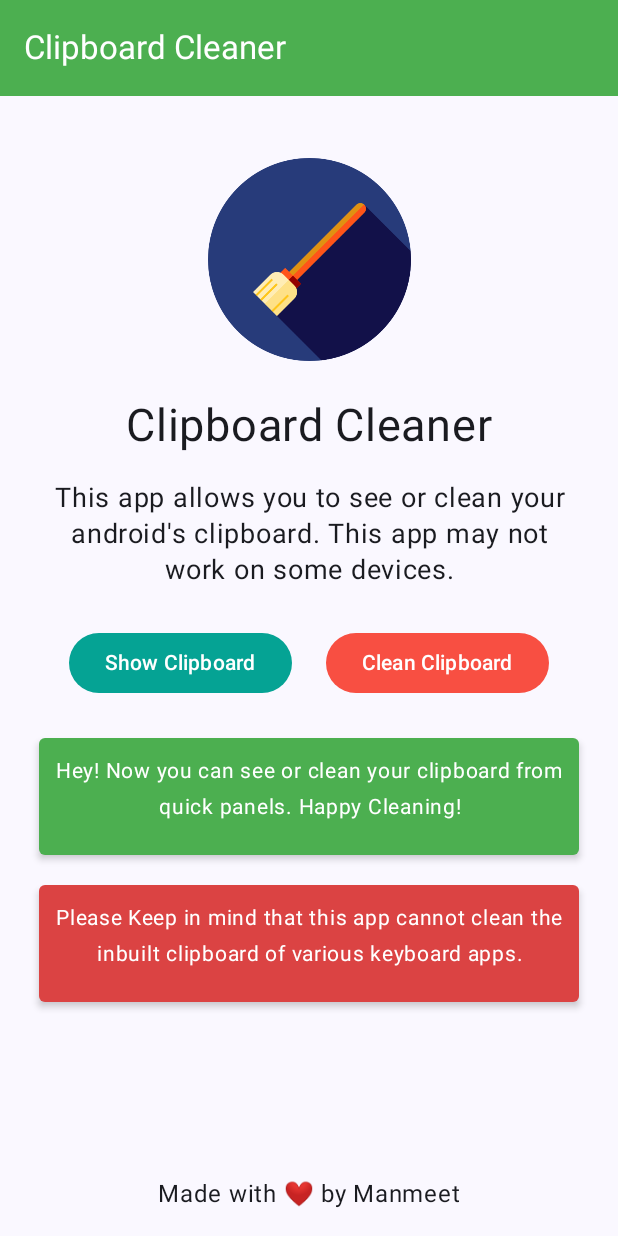
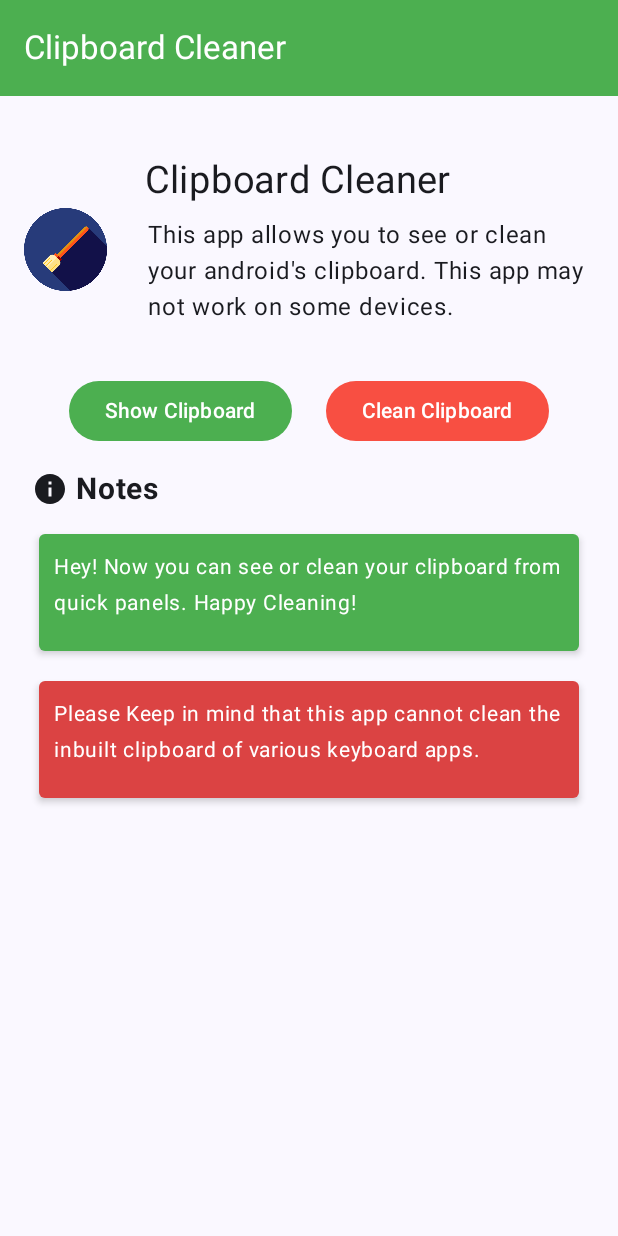
Before and after one commit to thatsmanmeet/Clipboard-Cleaner, an Android app built with Jetpack Compose: the screen it shows after launch (MainActivity), on a phone screen of 412 x 824 dp. Run offline under Robolectric (Android 15) with nearby library versions, the phone set to English and light mode, and no system bars.

Commit message:
Design changes and bug fixes.

```diff
--- a/app/build.gradle
+++ b/app/build.gradle
@@ -11,8 +11,8 @@ android {
         applicationId "com.thatsmanmeet.clipboardcleaner"
         minSdk 24
         targetSdk 34
-        versionCode 9
-        versionName "1.8"
+        versionCode 10
+        versionName "1.9"
 
         testInstrumentationRunner "androidx.test.runner.AndroidJUnitRunner"
         vectorDrawables {
--- /dev/null
+++ b/app/src/main/java/com/thatsmanmeet/InfoCard.kt
@@ -0,0 +1,52 @@
+package com.thatsmanmeet
+
+import androidx.compose.foundation.layout.Arrangement
+import androidx.compose.foundation.layout.Column
+import androidx.compose.foundation.layout.Spacer
+import androidx.compose.foundation.layout.fillMaxWidth
+import androidx.compose.foundation.layout.height
+import androidx.compose.foundation.layout.padding
+import androidx.compose.material3.Card
+import androidx.compose.material3.CardDefaults
+import androidx.compose.material3.Text
+import androidx.compose.runtime.Composable
+import androidx.compose.ui.Alignment
+import androidx.compose.ui.Modifier
+import androidx.compose.ui.graphics.Color
+import androidx.compose.ui.text.style.TextAlign
+import androidx.compose.ui.unit.dp
+import androidx.compose.ui.unit.sp
+
+
+@Composable
+fun InfoCard(
+    modifier:Modifier = Modifier,
+    text:String,
+    backgroundColor:Color
+) {
+    Card(
+        modifier = modifier
+            .fillMaxWidth()
+            .padding(10.dp),
+        elevation = CardDefaults.cardElevation(3.dp),
+        colors = CardDefaults.cardColors(
+            containerColor = backgroundColor,
+            contentColor = Color.White
+        )
+    ) {
+        Column(
+            horizontalAlignment = Alignment.CenterHorizontally,
+            verticalArrangement = Arrangement.Center,
+            modifier = modifier.fillMaxWidth()
+        ) {
+            Text(
+                text = text,
+                modifier = modifier.padding(10.dp),
+                fontSize = 14.sp,
+                textAlign = TextAlign.Start
+            )
+        }
+        Spacer(modifier = modifier.height(10.dp))
+    }
+
+}
--- a/app/src/main/java/com/thatsmanmeet/clipboardcleaner/MainScreen.kt
+++ b/app/src/main/java/com/thatsmanmeet/clipboardcleaner/MainScreen.kt
@@ -6,6 +6,7 @@ import androidx.compose.foundation.Image
 import androidx.compose.foundation.background
 import androidx.compose.foundation.gestures.Orientation
 import androidx.compose.foundation.gestures.scrollable
+import androidx.compose.foundation.horizontalScroll
 import androidx.compose.foundation.layout.Arrangement
 import androidx.compose.foundation.layout.Column
 import androidx.compose.foundation.layout.Row
@@ -15,12 +16,15 @@ import androidx.compose.foundation.layout.fillMaxWidth
 import androidx.compose.foundation.layout.height
 import androidx.compose.foundation.layout.padding
 import androidx.compose.foundation.layout.size
+import androidx.compose.foundation.layout.width
 import androidx.compose.foundation.rememberScrollState
+import androidx.compose.foundation.verticalScroll
+import androidx.compose.material.icons.Icons
+import androidx.compose.material.icons.filled.Info
 import androidx.compose.material3.Button
 import androidx.compose.material3.ButtonDefaults
-import androidx.compose.material3.Card
-import androidx.compose.material3.CardDefaults
 import androidx.compose.material3.ExperimentalMaterial3Api
+import androidx.compose.material3.Icon
 import androidx.compose.material3.MaterialTheme
 import androidx.compose.material3.Scaffold
 import androidx.compose.material3.Text
@@ -32,9 +36,11 @@ import androidx.compose.ui.Modifier
 import androidx.compose.ui.graphics.Color
 import androidx.compose.ui.platform.LocalContext
 import androidx.compose.ui.res.painterResource
+import androidx.compose.ui.text.font.FontWeight
 import androidx.compose.ui.text.style.TextAlign
 import androidx.compose.ui.unit.dp
 import androidx.compose.ui.unit.sp
+import com.thatsmanmeet.InfoCard
 import com.thatsmanmeet.clipboardcleaner.ui.theme.ClipboardCleanerTheme
 
 @OptIn(ExperimentalMaterial3Api::class)
@@ -58,25 +64,34 @@ fun MyApp(modifier: Modifier = Modifier){
         ) {
             Column(
                 modifier
+                    .verticalScroll(scrollState)
                     .background(MaterialTheme.colorScheme.surface)
                     .padding(it)
                     .padding(16.dp)
-                    .fillMaxSize()
-                    .scrollable(scrollState, orientation = Orientation.Vertical),
-                horizontalAlignment = Alignment.CenterHorizontally
+                    .fillMaxSize(),
+                horizontalAlignment = Alignment.Start
             ) {
                 Spacer(modifier = modifier.height(25.dp))
-                Image(painter = painterResource(id = R.drawable.brush), contentDescription = null,modifier = modifier.size(135.dp))
-                Spacer(modifier = modifier.height(25.dp))
-                Text(text = "Clipboard Cleaner", fontSize = 30.sp)
-                Spacer(modifier = modifier.height(8.dp))
-                Text(
-                    modifier = modifier.padding(10.dp),
-                    fontSize = 18.sp,
-                    textAlign = TextAlign.Center,
-                    text = "This app allows you to see or clean your android's clipboard. This app may not work on some devices."
-                )
-                Spacer(modifier = modifier.height(8.dp))
+                Row(
+                    modifier = modifier.fillMaxWidth(),
+                    verticalAlignment = Alignment.CenterVertically,
+                    horizontalArrangement = Arrangement.Center
+                ) {
+                    Image(painter = painterResource(id = R.drawable.brush), contentDescription = null,modifier = modifier.size(55.dp))
+                    Spacer(modifier = modifier.width(25.dp))
+                    Column {
+                        Text(text = "Clipboard Cleaner", fontSize = 25.sp)
+                        Spacer(modifier = modifier.height(8.dp))
+                        Text(
+                            modifier = modifier.padding(2.dp),
+                            fontSize = 16.sp,
+                            textAlign = TextAlign.Start,
+                            text = "This app allows you to see or clean your android's clipboard. This app may not work on some devices."
+                        )
+                        Spacer(modifier = modifier.height(8.dp))
+                    }
+                }
+                Spacer(modifier = modifier.height(15.dp))
                 Row(
                     modifier = modifier
                         .fillMaxWidth()
@@ -85,9 +100,10 @@ fun MyApp(modifier: Modifier = Modifier){
                     verticalAlignment = Alignment.CenterVertically
                 ) {
                     Button(onClick = {
+                        // TODO
                          mainViewModel.showClipboard(context)
                     }, colors = ButtonDefaults.buttonColors(
-                        containerColor = Color(0xFF05A394),
+                        containerColor = Color(0xFF4CAF50),
                         contentColor = Color.White
                     )) {
                         Text(text = "Show Clipboard")
@@ -102,49 +118,23 @@ fun MyApp(modifier: Modifier = Modifier){
                     }
                 }
                 Spacer(modifier = modifier.height(8.dp))
-                Card(
-                    modifier = modifier
-                        .fillMaxWidth()
-                        .padding(10.dp),
-                    elevation = CardDefaults.cardElevation(3.dp),
-                    colors = CardDefaults.cardColors(
-                        containerColor = Color(0xFF4CAF50),
-                        contentColor = Color.White
-                    )
+                Row(
+                    verticalAlignment = Alignment.CenterVertically,
+                    modifier = modifier.padding(start = 5.dp)
                 ) {
-                    Text(
-                        text = "Hey! Now you can see or clean your clipboard from quick panels. Happy Cleaning!",
-                        modifier = modifier.padding(10.dp),
-                        fontSize = 14.sp,
-                        textAlign = TextAlign.Center
-                    )
-                    Spacer(modifier = modifier.height(10.dp))
+                Icon(imageVector = Icons.Default.Info, contentDescription = "Note Info Icon")
+                Spacer(modifier = modifier.width(5.dp))
+                Text(text = "Notes", fontSize = 20.sp, fontWeight = FontWeight.Bold)
                 }
-                Card(
-                    modifier = modifier
-                        .fillMaxWidth()
-                        .padding(10.dp),
-                    elevation = CardDefaults.cardElevation(3.dp),
-                    colors = CardDefaults.cardColors(
-                        containerColor = Color(0xFFDB4343),
-                        contentColor = Color.White
-                    )
-                ) {
-                    Text(
-                        text = "Please Keep in mind that this app cannot clean the inbuilt clipboard of various keyboard apps.",
-                        modifier = modifier.padding(10.dp),
-                        fontSize = 14.sp,
-                        textAlign = TextAlign.Center
-                    )
-                    Spacer(modifier = modifier.height(10.dp))
-                }
-                Column(
-                    modifier = modifier.weight(1f),
-                    horizontalAlignment = Alignment.CenterHorizontally,
-                    verticalArrangement = Arrangement.Bottom
-                ){
-                    Text(text = "Made with ❤️ by Manmeet")
-                }
+                Spacer(modifier = modifier.height(8.dp))
+                InfoCard(
+                    text = "Hey! Now you can see or clean your clipboard from quick panels. Happy Cleaning!",
+                    backgroundColor = Color(0xFF4CAF50)
+                )
+                InfoCard(
+                    text = "Please Keep in mind that this app cannot clean the inbuilt clipboard of various keyboard apps.",
+                    backgroundColor = Color(0xFFDB4343)
+                )
 
             }
         }
--- /dev/null
+++ b/app/src/main/res/values-v27/themes.xml
@@ -0,0 +1,8 @@
+<?xml version="1.0" encoding="utf-8"?>
+<resources>
+
+    <style name="Theme.ClipboardCleaner" parent="android:Theme.Material.Light.NoActionBar">
+        <item name="android:statusBarColor">@color/teal_700</item>
+        <item name="android:windowLayoutInDisplayCutoutMode">default</item>
+    </style>
+</resources>
```
Also changed, not shown: app/src/main/java/com/thatsmanmeet/clipboardcleaner/MainViewModel.kt (+9 -0 lines), app/src/main/java/com/thatsmanmeet/clipboardcleaner/ShowIntentActivity.kt (+52 -12 lines).
